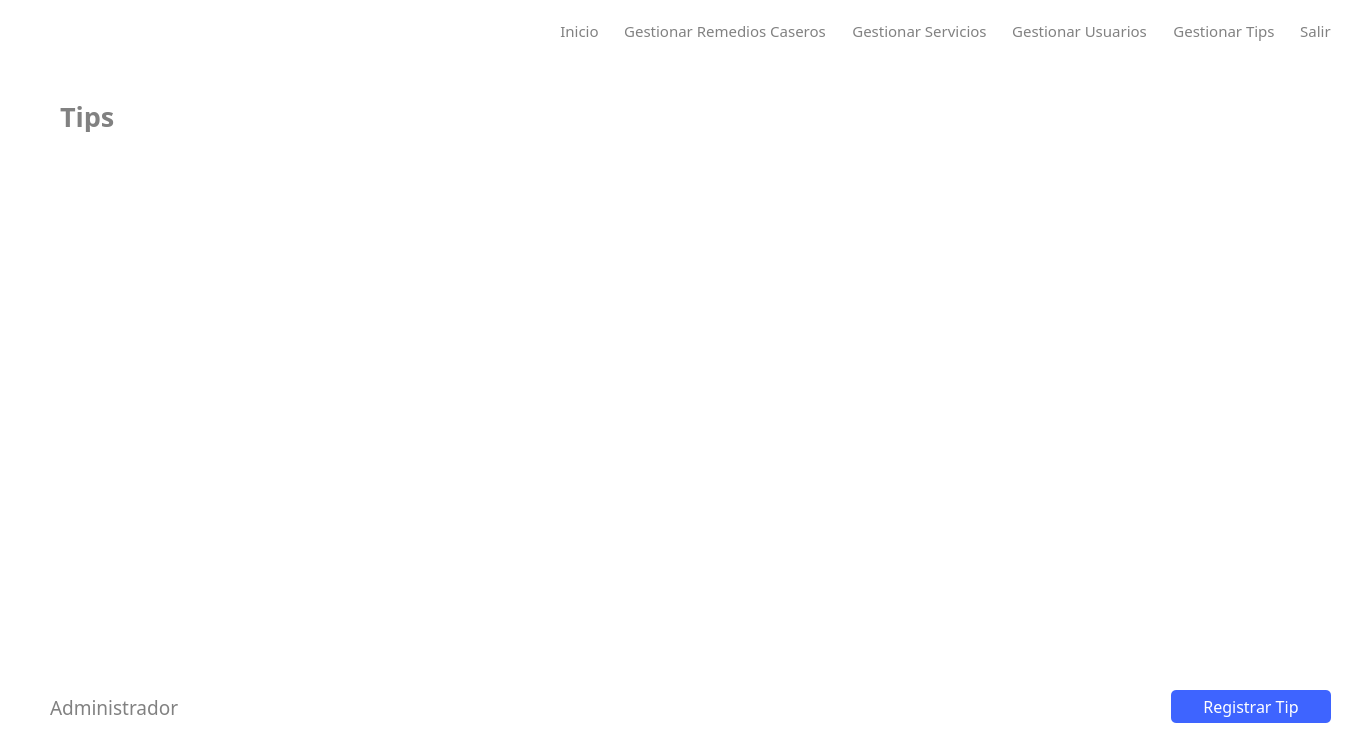
This is hospital-Core/Widgets/Administrador/administrador_gestionar_tips.ui in MrDanielG/Hospital-SCRUM as Qt 5 draws it before an edit. The edited form follows.
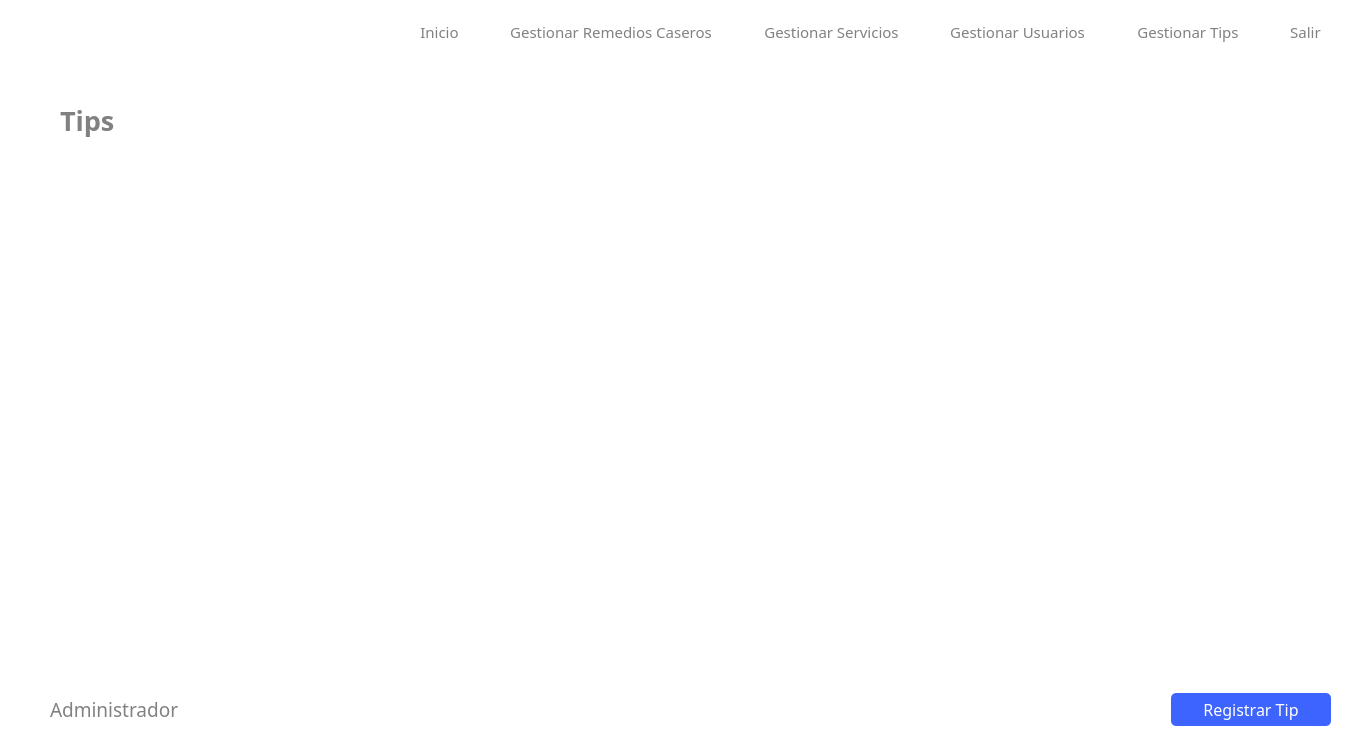
This is the edited form.

Patch:
```diff
--- a/hospital-Core/Widgets/Administrador/administrador_gestionar_tips.ui
+++ b/hospital-Core/Widgets/Administrador/administrador_gestionar_tips.ui
@@ -32,10 +32,10 @@
   <widget class="QWidget" name="layoutWidget">
    <property name="geometry">
     <rect>
-     <x>560</x>
+     <x>420</x>
      <y>20</y>
-     <width>771</width>
-     <height>23</height>
+     <width>901</width>
+     <height>24</height>
     </rect>
    </property>
    <layout class="QHBoxLayout" name="menu_layout1">
@@ -356,7 +356,7 @@
      <x>60</x>
      <y>100</y>
      <width>138</width>
-     <height>32</height>
+     <height>41</height>
     </rect>
    </property>
    <property name="font">
@@ -381,7 +381,7 @@
      <x>50</x>
      <y>690</y>
      <width>1281</width>
-     <height>34</height>
+     <height>39</height>
     </rect>
    </property>
    <layout class="QHBoxLayout" name="horizontalLayout_3">
```
